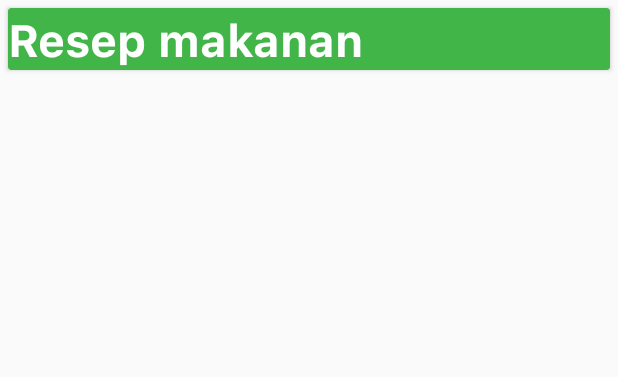
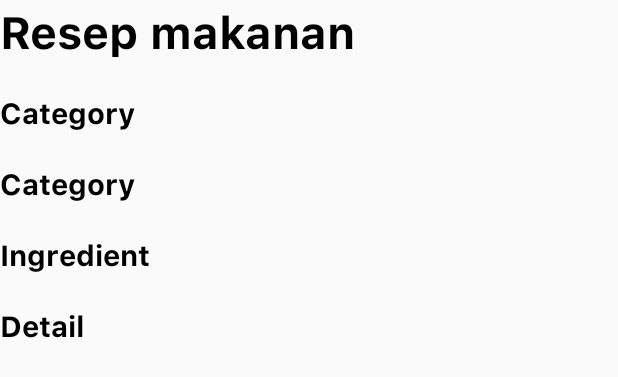
Before and after one commit to KEVINGILBERTTODING/ResepKuAPP, an Android app: the layout fragment_update_data_barang.xml on its own in the app's theme, with its tools: preview values and no code run, on a phone screen of 412 x 824 dp. Shown: the top 377 px of the screen. Run offline under Robolectric (Android 15) with nearby library versions, the phone set to English and light mode, and no system bars.

Commit message:
add detail

```diff
--- a/app/src/main/java/com/example/resepku/AdapterDaftarBarang.java
+++ b/app/src/main/java/com/example/resepku/AdapterDaftarBarang.java
@@ -60,8 +60,9 @@ public class AdapterDaftarBarang extends RecyclerView.Adapter<AdapterDaftarBaran
         holder.titleResep.setText(daftarBarang.get(position).getTitle_resep());
         holder.namaBarang.setText(daftarBarang.get(position).getNama_barang());
         holder.durationResep.setText(daftarBarang.get(position).getDuration_resep());
+        holder.jumlahBarang.setText(daftarBarang.get(position).getJumlah_barang());
 
-        holder.jumlahBarang.setText(daftarBarang.get(position).getJumlah_barang());
+
         holder.btnDelete.setOnClickListener(new View.OnClickListener() {
             @Override
             public void onClick(View view) {
@@ -78,6 +79,9 @@ public class AdapterDaftarBarang extends RecyclerView.Adapter<AdapterDaftarBaran
                 String jumlah = daftarBarang.get(position).getJumlah_barang();
                 String detail = daftarBarang.get(position).getDetail_resep();
                 String title = daftarBarang.get(position).getTitle_resep();
+                String category = daftarBarang.get(position).getNama_barang();
+                String duration = daftarBarang.get(position).getDuration_resep();
+
                 Bundle bundle = new Bundle();
 //                bundle.putString("key", "data");
                 bundle.putString("kdBarang", kode);
@@ -85,6 +89,10 @@ public class AdapterDaftarBarang extends RecyclerView.Adapter<AdapterDaftarBaran
                 bundle.putString("jmlBarang", jumlah);
                 bundle.putString("detail", detail);
                 bundle.putString("title", title);
+                bundle.putString("category", category);
+                bundle.putString("duration", duration);
+                bundle.putString("ingredient", jumlah);
+
 
                 Fragment fragment = new com.example.resepku.UpdateDataBarangFragement();
                 fragment.setArguments(bundle);
@@ -109,7 +117,7 @@ public class AdapterDaftarBarang extends RecyclerView.Adapter<AdapterDaftarBaran
     public class ViewHolder extends RecyclerView.ViewHolder{
 
         ConstraintLayout layout_daftar_barang;
-        TextView kodeBarang, namaBarang, jumlahBarang, titleResep, durationResep;
+        TextView kodeBarang, namaBarang, jumlahBarang, titleResep, durationResep, detailBarang;
         ImageButton btnDelete, btnEdit;
 
         public ViewHolder(@NonNull View itemView) {
--- a/app/src/main/java/com/example/resepku/UpdateDataBarangFragement.java
+++ b/app/src/main/java/com/example/resepku/UpdateDataBarangFragement.java
@@ -32,8 +32,8 @@ public class UpdateDataBarangFragement extends Fragment {
     TextInputLayout layoutUpdateNamaBarang, layoutUpdateJumlahBarang, layoutUpdatedetail;
 
     Button btnUpdateBarang;
-    String kodeBarang, namaBarang, jumlahBarang, detail, title;
-    TextView hiddenKodeBarang, titleresep;
+    String kodeBarang, namaBarang, jumlahBarang, detail, title, category, duration, ingredients;
+    TextView hiddenKodeBarang, titleresep, categoryresep, durationresep, ingredientsresep;
     InterfaceConnection interfaceConnection;
 
     @Override
@@ -48,6 +48,10 @@ public class UpdateDataBarangFragement extends Fragment {
         layoutUpdatedetail = (TextInputLayout)view.findViewById(R.id.layoutUpdatedetail);
         hiddenKodeBarang = (TextView)view.findViewById(R.id.hiddenkodeBarang);
         titleresep = (TextView)view.findViewById(R.id.title_resep);
+        categoryresep = (TextView)view.findViewById(R.id.category_resep);
+        durationresep = (TextView)view.findViewById(R.id.duration_resep);
+        ingredientsresep = (TextView)view.findViewById(R.id.ingredient_resep);
+
         btnUpdateBarang = (Button)view.findViewById(R.id.btnUpdateBarang);
 
         try {
@@ -57,6 +61,11 @@ public class UpdateDataBarangFragement extends Fragment {
             jumlahBarang = bundle.getString("jmlBarang");
             detail = bundle.getString("detail");
             title = bundle.getString("title");
+            category = bundle.getString("category");
+            duration = bundle.getString("duration");
+            ingredients = bundle.getString("ingredient");
+
+
         }
         catch(final Exception e){
             // Do nothing
@@ -66,6 +75,10 @@ public class UpdateDataBarangFragement extends Fragment {
         updateJumlahBarang.setText(jumlahBarang);
         updatedetail.setText(detail);
         titleresep.setText(title);
+        categoryresep.setText(category);
+        durationresep.setText(duration);
+        ingredientsresep.setText(ingredients);
+
 
         btnUpdateBarang.setOnClickListener(new View.OnClickListener() {
             @Override
--- a/app/src/main/java/com/example/resepku/rest/ApiConnection.java
+++ b/app/src/main/java/com/example/resepku/rest/ApiConnection.java
@@ -6,7 +6,7 @@ import retrofit2.converter.gson.GsonConverterFactory;
 public class ApiConnection {
 
 
-    public static final String BASE_URL = "http://192.168.0.101/myresep/public/api/";
+    public static final String BASE_URL = "http://192.168.0.103/myresep/public/api/";
 
     private static Retrofit retrofit = null;
     public static Retrofit getClient() {
--- a/app/src/main/res/layout/fragment_update_data_barang.xml
+++ b/app/src/main/res/layout/fragment_update_data_barang.xml
@@ -9,17 +9,6 @@
 
 
 
-
-    <androidx.cardview.widget.CardView
-        app:cardBackgroundColor="@color/splashScreen"
-
-        android:layout_width="match_parent"
-        android:layout_height="wrap_content"
-        android:layout_margin="5dp"
-        android:orientation="vertical"
-        app:layout_constraintEnd_toEndOf="parent"
-        app:layout_constraintStart_toStartOf="parent"
-        app:layout_constraintTop_toTopOf="parent">
 
         <LinearLayout
             android:layout_width="match_parent"
@@ -109,19 +98,83 @@
         </LinearLayout>
 
 
+        <RelativeLayout
+            android:layout_width="match_parent"
+            android:layout_height="match_parent">
+
+
+
+
 //real layout
 
 
         <TextView
+
             android:id="@+id/title_resep"
             android:layout_width="wrap_content"
             android:layout_height="wrap_content"
             android:fontFamily="@font/sfbold"
             android:text="Resep makanan"
             android:textSize="30sp"
-            android:textColor="@color/white"
+            android:textColor="@color/black"
             />
 
+            <TextView
+
+                android:id="@+id/category_resep"
+                android:layout_width="wrap_content"
+                android:layout_height="wrap_content"
+                android:fontFamily="@font/sfbold"
+                android:text="Category"
+                android:textSize="19sp"
+                android:layout_below="@id/title_resep"
+                android:textColor="@color/black"
+                android:layout_marginTop="20dp"
+                />
+
+            <TextView
+
+                android:id="@+id/duration_resep"
+                android:layout_width="wrap_content"
+                android:layout_height="wrap_content"
+                android:fontFamily="@font/sfbold"
+                android:text="Category"
+                android:textSize="19sp"
+                android:layout_below="@id/category_resep"
+                android:textColor="@color/black"
+                android:layout_marginTop="20dp"
+                />
+
+            <TextView
+
+                android:id="@+id/ingredient_resep"
+                android:layout_width="wrap_content"
+                android:layout_height="wrap_content"
+                android:fontFamily="@font/sfbold"
+                android:text="Ingredient"
+                android:textSize="19sp"
+                android:layout_below="@id/duration_resep"
+                android:textColor="@color/black"
+                android:layout_marginTop="20dp"
+                />
+
+            <TextView
+
+                android:id="@+id/detail_resep"
+                android:layout_width="wrap_content"
+                android:layout_height="wrap_content"
+                android:fontFamily="@font/sfbold"
+                android:text="Detail"
+                android:textSize="19sp"
+                android:layout_below="@id/ingredient_resep"
+                android:textColor="@color/black"
+                android:layout_marginTop="20dp"
+                />
+
+
+
+
+        </RelativeLayout>
 
 
         <Button
@@ -139,6 +192,6 @@
             android:layout_marginRight="5dp"
             android:layout_marginBottom="12dp"/>
 
-    </androidx.cardview.widget.CardView>
+
 
 </androidx.constraintlayout.widget.ConstraintLayout>
```
